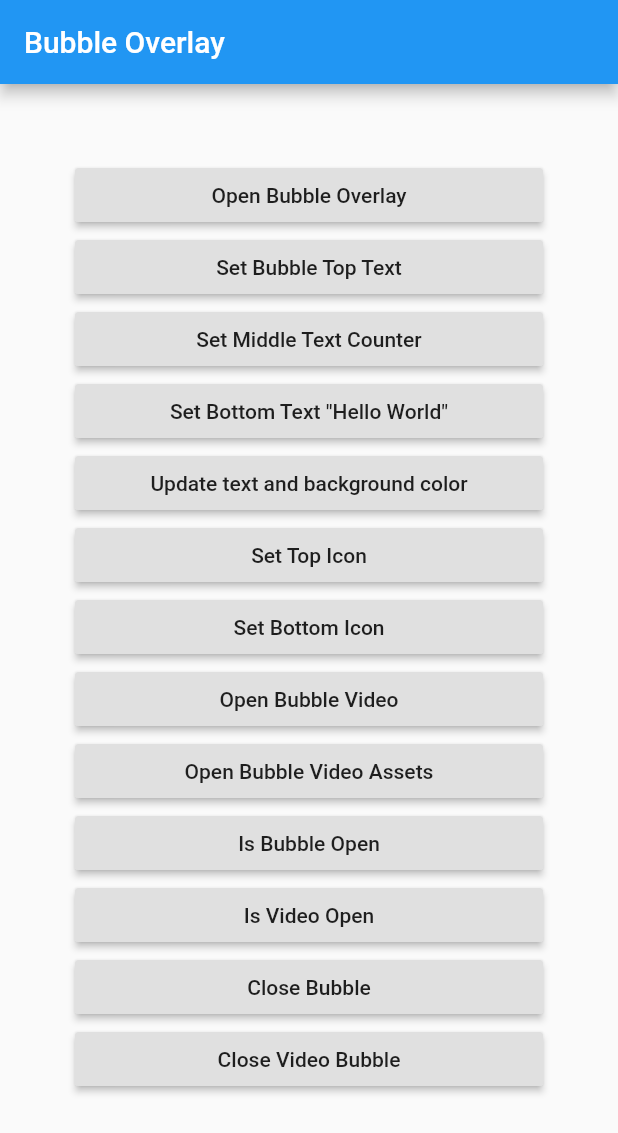
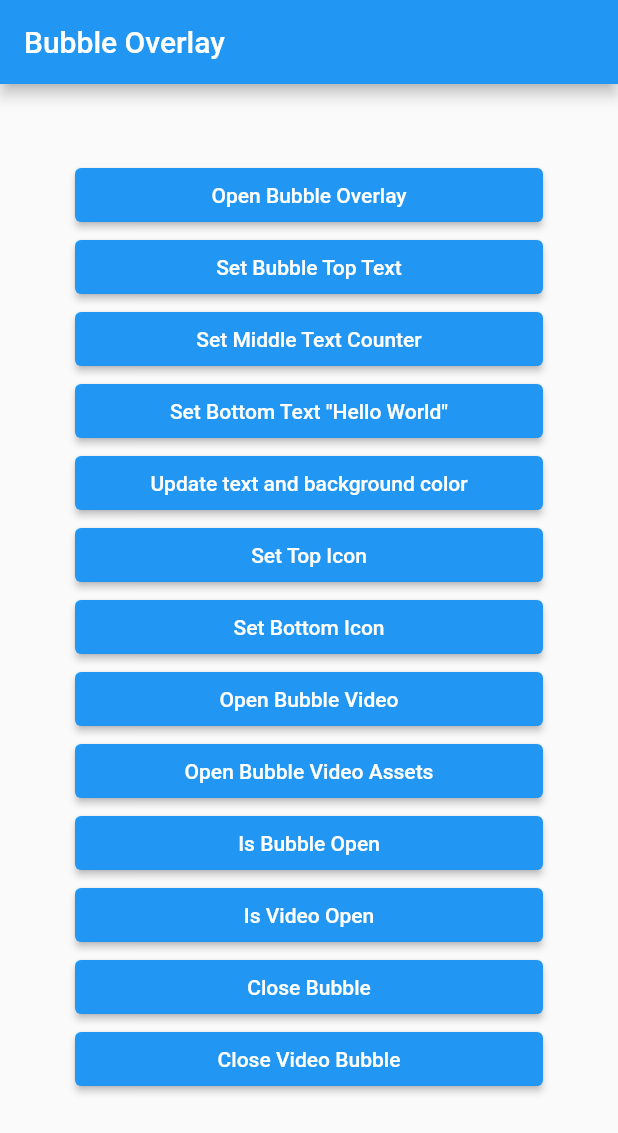
Before and after one commit to KohlsAdrian/bubble_overlay, a Flutter app: the screen it shows after launch, on a phone screen of 412 x 824 dp. Shown: the top 1133 px of the screen. Run offline on Flutter 3.47's test engine with Material 2 defaults, Android fonts, the light colour scheme and no system bars.

Commit message:
Nnbd migrate (#9)
* nnbd migration

* nnbd migration

```diff
--- a/example/lib/main.dart
+++ b/example/lib/main.dart
@@ -75,19 +75,15 @@ class _Home extends State<Home> {
   void setTopIcon() async {
     String url =
         'https://meterpreter.org/wp-content/uploads/2018/09/flutter.png';
-    http.get(url).then((response) {
-      if (response != null)
-        bubbleOverlay.updateTopIconWithBytes(response.bodyBytes);
-    });
+    http.get(Uri.parse(url)).then(
+        (response) => bubbleOverlay.updateTopIconWithBytes(response.bodyBytes));
   }
 
   void setBottomIcon() async {
     String url =
         'https://github.githubassets.com/images/modules/open_graph/github-mark.png';
-    http.get(url).then((response) {
-      if (response != null)
-        bubbleOverlay.updateBottomIconWithBytes(response.bodyBytes);
-    });
+    http.get(Uri.parse(url)).then((response) =>
+        bubbleOverlay.updateBottomIconWithBytes(response.bodyBytes));
   }
 
   void openBubbleVideo() async {
@@ -114,54 +110,54 @@ class _Home extends State<Home> {
             mainAxisAlignment: MainAxisAlignment.center,
             crossAxisAlignment: CrossAxisAlignment.stretch,
             children: [
-              RaisedButton(
+              ElevatedButton(
                   child: Text('Open Bubble Overlay'),
                   onPressed: () => bubbleOverlay.openBubble()),
-              RaisedButton(
+              ElevatedButton(
                 onPressed: setTopText,
                 child: Text('Set Bubble Top Text'),
               ),
-              RaisedButton(
+              ElevatedButton(
                 onPressed: setMiddleTextCounter,
                 child: Text('Set Middle Text Counter'),
               ),
-              RaisedButton(
+              ElevatedButton(
                 onPressed: setBottomTextHelloWorld,
                 child: Text('Set Bottom Text "Hello World"'),
               ),
-              RaisedButton(
+              ElevatedButton(
                 onPressed: updateTextAndBgColor,
                 child: Text('Update text and background color'),
               ),
-              RaisedButton(
+              ElevatedButton(
                 child: Text('Set Top Icon'),
                 onPressed: setTopIcon,
               ),
-              RaisedButton(
+              ElevatedButton(
                 child: Text('Set Bottom Icon'),
                 onPressed: setBottomIcon,
               ),
-              RaisedButton(
+              ElevatedButton(
                 child: Text('Open Bubble Video'),
                 onPressed: openBubbleVideo,
               ),
-              RaisedButton(
+              ElevatedButton(
                 child: Text('Open Bubble Video Assets'),
                 onPressed: openBubbleVideoAssets,
               ),
-              RaisedButton(
+              ElevatedButton(
                 child: Text('Is Bubble Open'),
                 onPressed: () => print(bubbleOverlay.isOpen),
               ),
-              RaisedButton(
+              ElevatedButton(
                 child: Text('Is Video Open'),
                 onPressed: () => print(bubbleOverlay.isVideoOpen),
               ),
-              RaisedButton(
+              ElevatedButton(
                 onPressed: closeBubble,
                 child: Text('Close Bubble'),
               ),
-              RaisedButton(
+              ElevatedButton(
                 onPressed: closeVideoBubble,
                 child: Text('Close Video Bubble'),
               ),
```
Also changed, not shown: example/pubspec.yaml (+2 -6 lines), lib/bubble_overlay.dart (+22 -26 lines), pubspec.yaml (+5 -9 lines), 1 other file.
